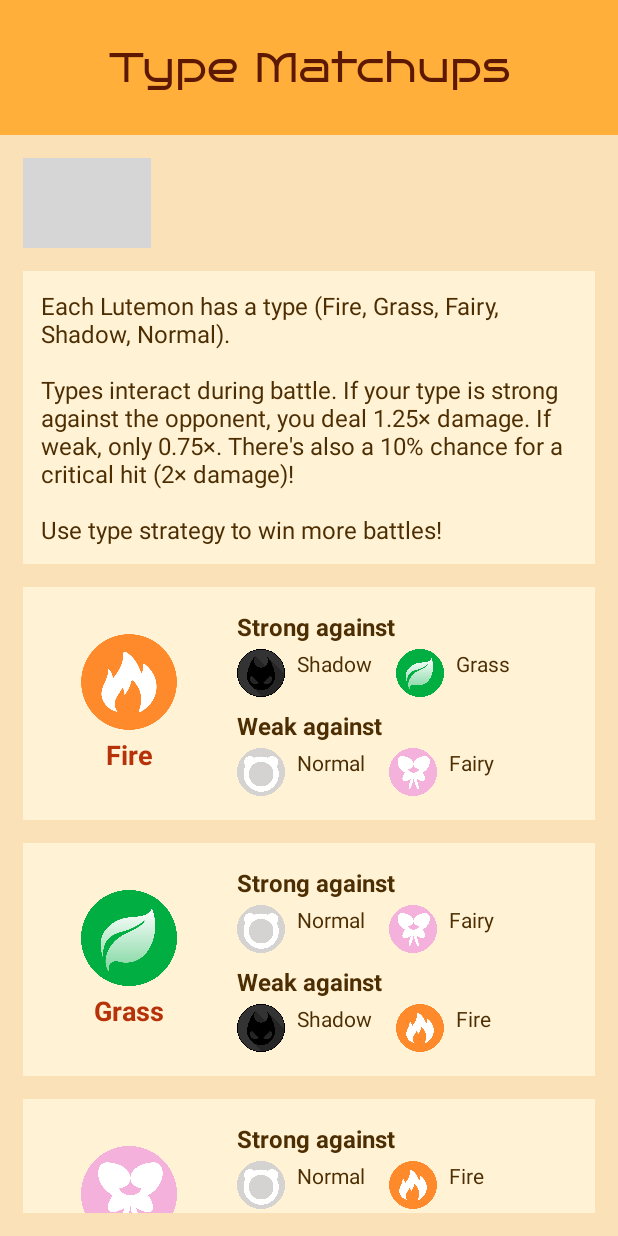
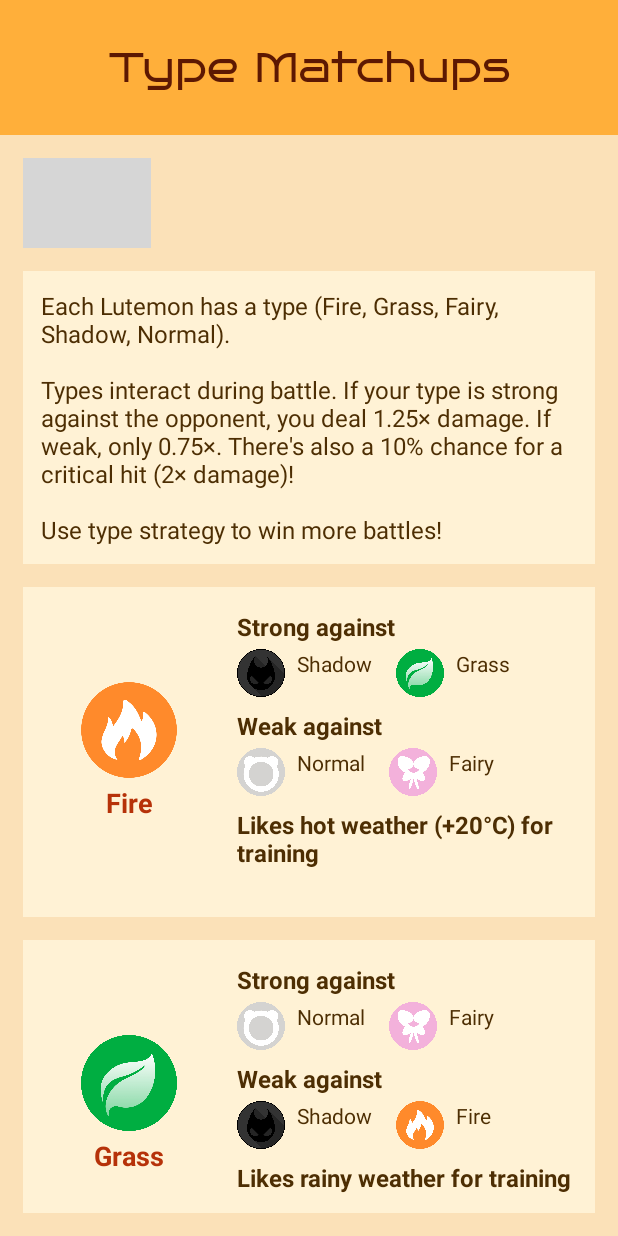
Before and after one commit to r4ster-copy/Olioharjoitustyo, an Android app: the HelpActivity screen opened directly, with no data from a screen before it, on a phone screen of 412 x 824 dp. Run offline under Robolectric (Android 15) with nearby library versions, the light colour scheme and no system bars; grey boxes are pictures that could not be loaded.

Commit message:
Sääbonukset tyypin mukaan ja tieto lukee infossa

```diff
--- a/app/src/main/java/com/example/harjoitustyo/TypeInfoAdapter.java
+++ b/app/src/main/java/com/example/harjoitustyo/TypeInfoAdapter.java
@@ -29,6 +29,7 @@ public class TypeInfoAdapter extends RecyclerView.Adapter<TypeInfoAdapter.ViewHo
         TextView typeName;
         ImageView strongIcon1, strongIcon2, weakIcon1, weakIcon2;
         TextView strongName1, strongName2, weakName1, weakName2;
+        TextView trainingPreference;
 
         // Alustaa kortin näkymät
         public ViewHolder(View view) {
@@ -45,6 +46,8 @@ public class TypeInfoAdapter extends RecyclerView.Adapter<TypeInfoAdapter.ViewHo
             weakName1 = view.findViewById(R.id.WeakText1);
             weakIcon2 = view.findViewById(R.id.WeakIcon2);
             weakName2 = view.findViewById(R.id.WeakText2);
+
+            trainingPreference = view.findViewById(R.id.TrainingPreference);
         }
     }
 
@@ -81,6 +84,27 @@ public class TypeInfoAdapter extends RecyclerView.Adapter<TypeInfoAdapter.ViewHo
             holder.weakIcon2.setImageResource(getIcon(weak[1]));
             holder.weakName2.setText(capitalize(weak[1]));
         }
+
+        switch (type) {
+            case "fire":
+                holder.trainingPreference.setText("Likes hot weather (+20°C) for training");
+                break;
+            case "grass":
+                holder.trainingPreference.setText("Likes rainy weather for training");
+                break;
+            case "fairy":
+                holder.trainingPreference.setText("Likes clear weather for training");
+                break;
+            case "shadow":
+                holder.trainingPreference.setText("Likes cloudy weather for training");
+                break;
+            case "normal":
+                holder.trainingPreference.setText("Likes cool weather (0–10°C) for training");
+                break;
+            default:
+                holder.trainingPreference.setText("");
+                break;
+        }
     }
 
     // Palauttaa ikonikuvan resurssi-ID:n annetulle tyypille
--- a/app/src/main/res/layout/type_view_holder.xml
+++ b/app/src/main/res/layout/type_view_holder.xml
@@ -1,7 +1,7 @@
 <?xml version="1.0" encoding="utf-8"?>
 <androidx.appcompat.widget.LinearLayoutCompat xmlns:android="http://schemas.android.com/apk/res/android"
     android:layout_width="match_parent"
-    android:layout_height="155dp"
+    android:layout_height="220dp"
     android:layout_marginStart="15dp"
     android:layout_marginTop="15dp"
     android:layout_marginEnd="15dp"
@@ -136,5 +136,16 @@
                 android:textColor="#4D2E03"
                 android:textSize="14sp" />
         </LinearLayout>
+
+        <TextView
+            android:id="@+id/TrainingPreference"
+            android:layout_width="wrap_content"
+            android:layout_height="wrap_content"
+            android:layout_marginTop="8dp"
+            android:text="Training Preference"
+            android:textColor="#4D2E03"
+            android:textSize="16sp"
+            android:textStyle="bold" />
+
     </LinearLayout>
 </androidx.appcompat.widget.LinearLayoutCompat>
```
Also changed, not shown: app/src/main/java/com/example/harjoitustyo/CheckWeather.java (+9 -9 lines).
